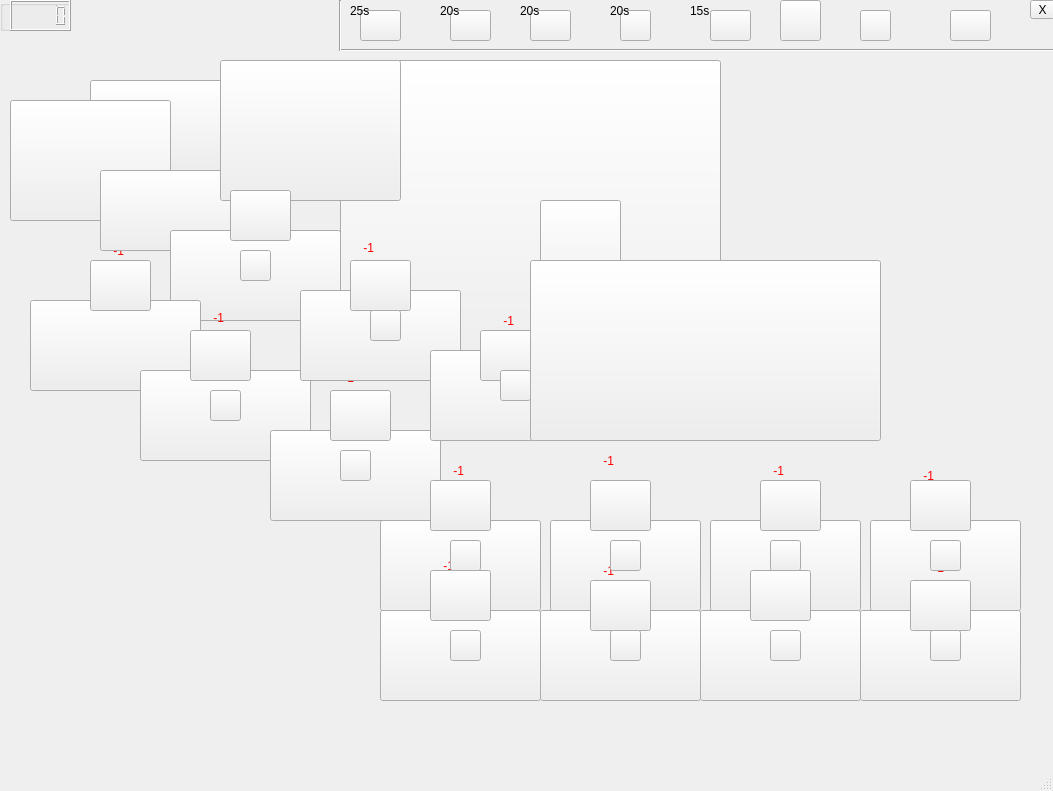
Qt form page2.ui (SjdHbz/bullshit) before a commit.
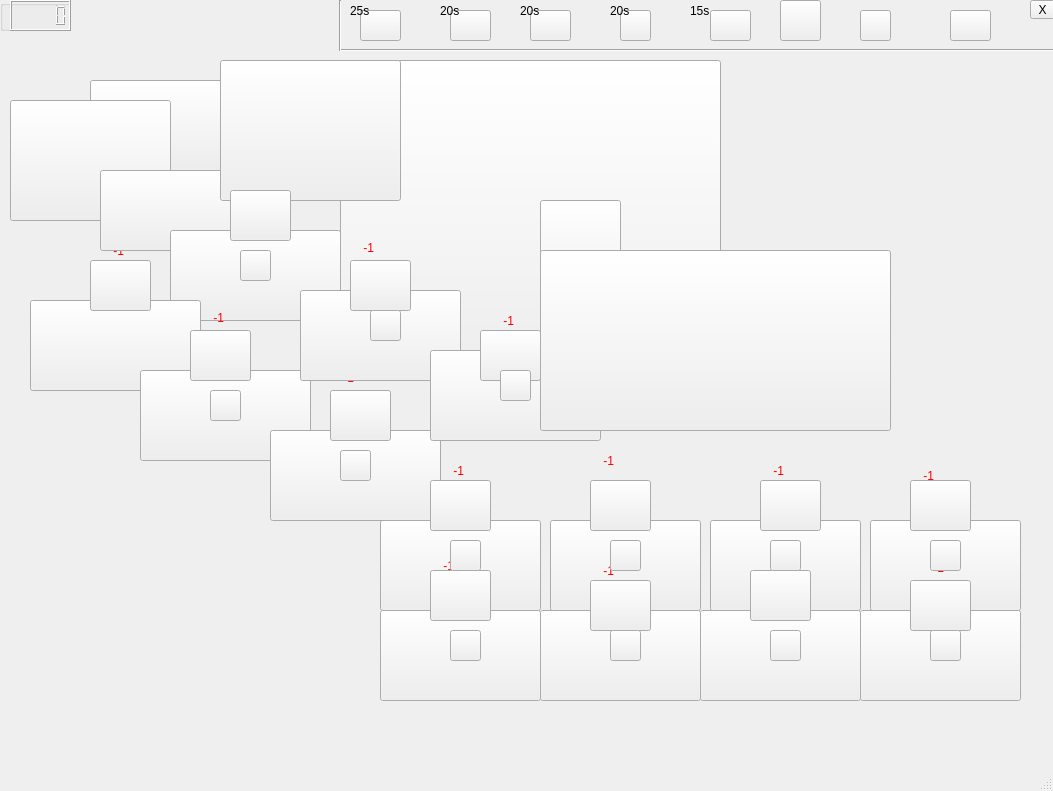
The same form after that commit. Icons and pictures are not drawn.

```diff
--- a/page2.ui
+++ b/page2.ui
@@ -1807,8 +1807,8 @@
    <widget class="QPushButton" name="pushButton_4">
     <property name="geometry">
      <rect>
-      <x>530</x>
-      <y>260</y>
+      <x>540</x>
+      <y>250</y>
       <width>351</width>
       <height>181</height>
      </rect>
```
